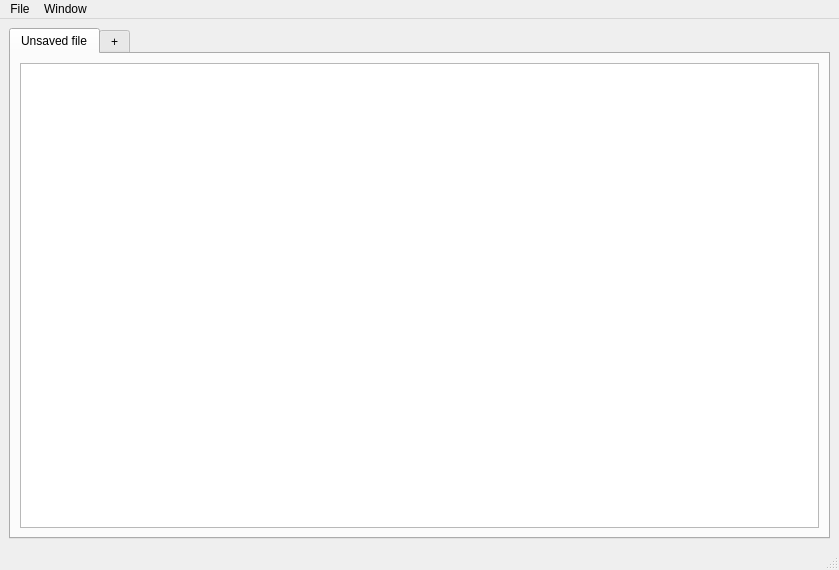
First picture: the form in mainwindow.ui, repository Kostamirin/textEditor_project, before the edit.
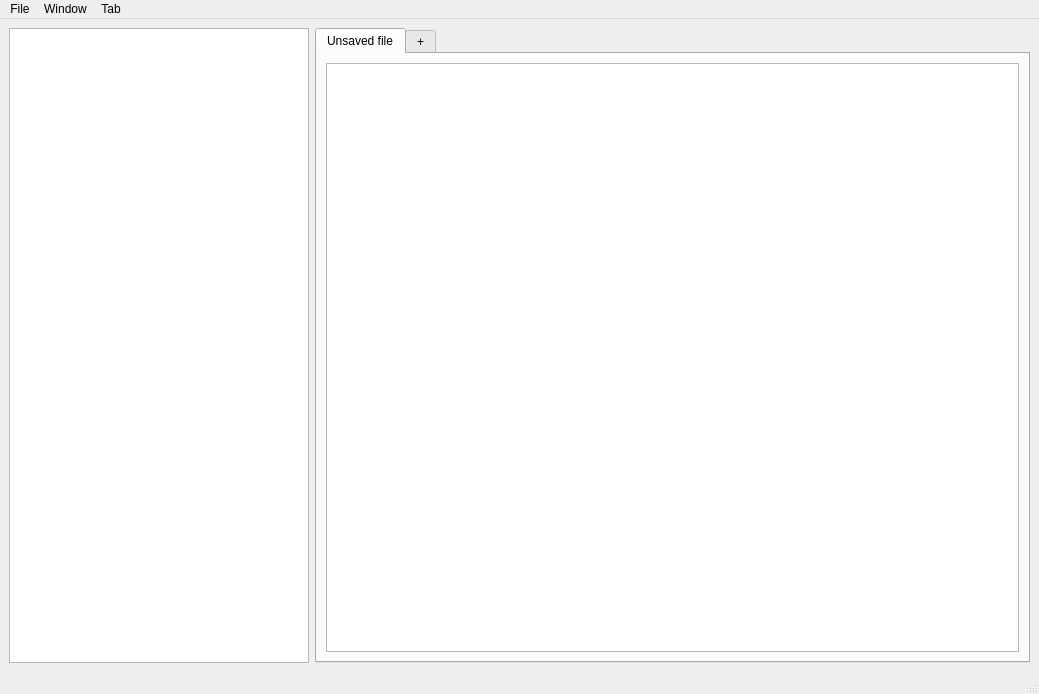
Second picture: the form after the edit.

Commit message: Добавлена панель для показа папки откуда можно открыть файла (Не дописано но уже работает) ,а также добавлены кнопки для управления вкладками(Удаление вкладок не работает, добавление - заглушка)

Patch:
```diff
--- a/mainwindow.ui
+++ b/mainwindow.ui
@@ -6,26 +6,42 @@
    <rect>
     <x>0</x>
     <y>0</y>
-    <width>839</width>
-    <height>570</height>
+    <width>1039</width>
+    <height>694</height>
    </rect>
   </property>
   <property name="windowTitle">
    <string>MainWindow</string>
   </property>
   <widget class="QWidget" name="centralwidget">
-   <layout class="QGridLayout" name="gridLayout">
-    <item row="0" column="0">
+   <layout class="QHBoxLayout" name="horizontalLayout_2">
+    <item>
+     <widget class="QTreeView" name="treeView">
+      <property name="maximumSize">
+       <size>
+        <width>300</width>
+        <height>650</height>
+       </size>
+      </property>
+     </widget>
+    </item>
+    <item>
      <widget class="QTabWidget" name="tabWidget">
+      <property name="sizePolicy">
+       <sizepolicy hsizetype="Expanding" vsizetype="Expanding">
+        <horstretch>0</horstretch>
+        <verstretch>0</verstretch>
+       </sizepolicy>
+      </property>
       <property name="currentIndex">
        <number>0</number>
       </property>
-      <widget class="QWidget" name="">
+      <widget class="QWidget" name="widget">
        <attribute name="title">
         <string>Unsaved file</string>
        </attribute>
-       <layout class="QGridLayout" name="gridLayout_2">
-        <item row="0" column="0">
+       <layout class="QHBoxLayout" name="horizontalLayout">
+        <item>
          <widget class="QTextEdit" name="textEdit"/>
         </item>
        </layout>
@@ -44,7 +60,7 @@
     <rect>
      <x>0</x>
      <y>0</y>
-     <width>839</width>
+     <width>1039</width>
      <height>23</height>
     </rect>
    </property>
@@ -68,8 +84,16 @@
     <addaction name="actionCreate_New"/>
     <addaction name="actionClose"/>
    </widget>
+   <widget class="QMenu" name="menuTab">
+    <property name="title">
+     <string>Tab</string>
+    </property>
+    <addaction name="actionClose_tab"/>
+    <addaction name="actionCreate_new_tab"/>
+   </widget>
    <addaction name="menuFile"/>
    <addaction name="menuWindow"/>
+   <addaction name="menuTab"/>
   </widget>
   <widget class="QStatusBar" name="statusbar"/>
   <action name="actionSave">
```
Left out of the diff: 10 changed lines with no effect on the pictures. The commit also changes 3 other files.
